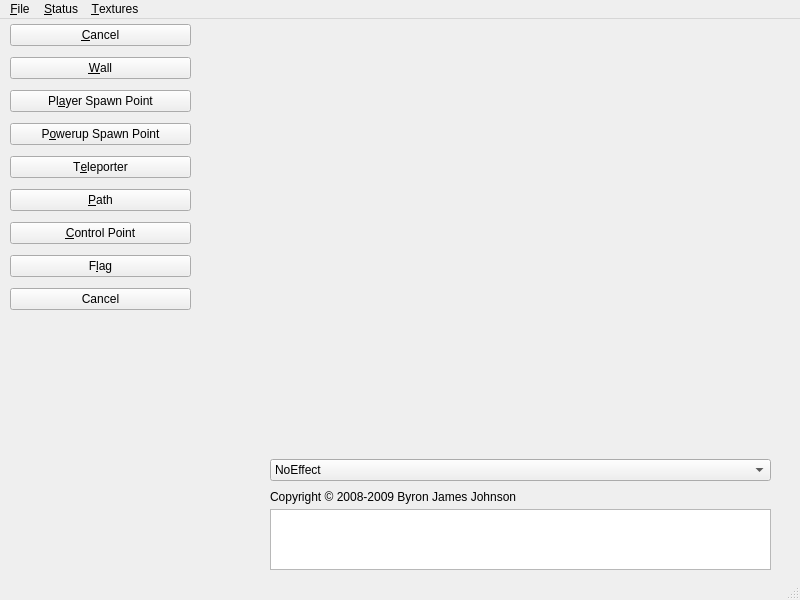
Old version of the form tankbobs-editor/tankbobs-editor.ui in the repository bairyn/tankbobs.
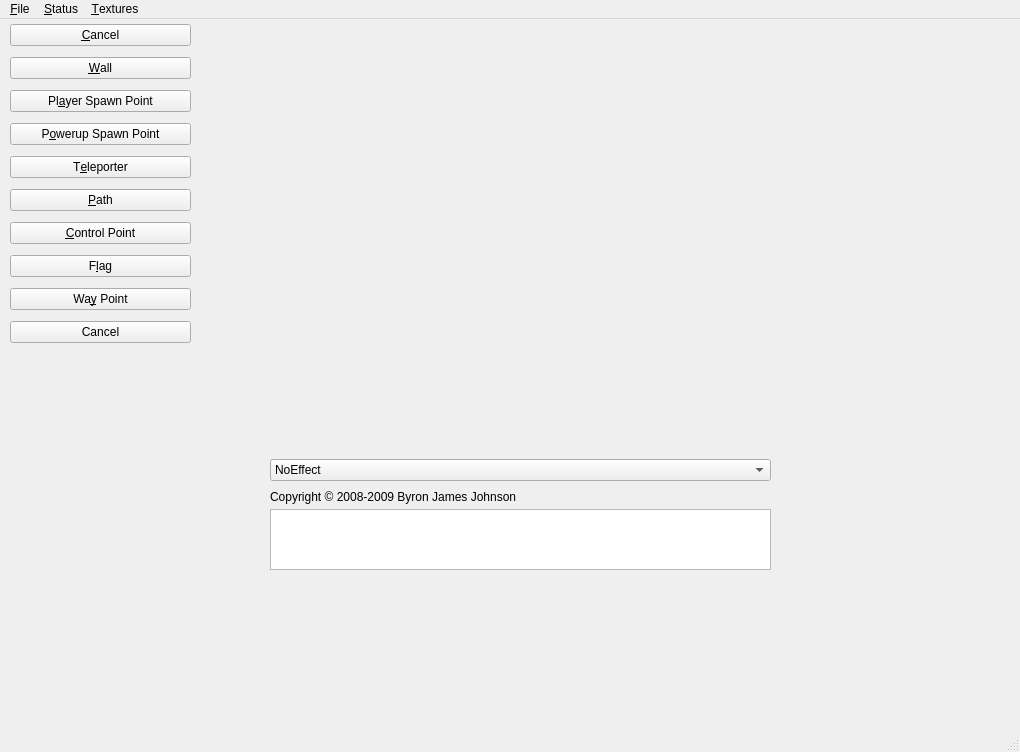
New version of the form. Icons and pictures are not drawn. Custom widgets are drawn as their Qt base class.

What changed in the file:
```diff
--- a/tankbobs-editor/tankbobs-editor.ui
+++ b/tankbobs-editor/tankbobs-editor.ui
@@ -9,8 +9,8 @@
    <rect>
     <x>0</x>
     <y>0</y>
-    <width>800</width>
-    <height>600</height>
+    <width>1020</width>
+    <height>752</height>
    </rect>
   </property>
   <property name="cursor">
@@ -26,7 +26,7 @@
       <x>10</x>
       <y>0</y>
       <width>181</width>
-      <height>299</height>
+      <height>333</height>
      </rect>
     </property>
     <layout class="QVBoxLayout" name="verticalLayout">
@@ -190,6 +190,26 @@
        </property>
       </widget>
      </item>
+     <item>
+      <widget class="QPushButton" name="wayPoint">
+       <property name="cursor">
+        <cursorShape>UpArrowCursor</cursorShape>
+       </property>
+       <property name="text">
+        <string>Wa&amp;y Point</string>
+       </property>
+       <property name="icon">
+        <iconset resource="res.qrc">
+         <normaloff>:/res/icons/a.png</normaloff>:/res/icons/a.png</iconset>
+       </property>
+       <property name="iconSize">
+        <size>
+         <width>12</width>
+         <height>12</height>
+        </size>
+       </property>
+      </widget>
+     </item>
      <item>
       <widget class="QPushButton" name="cancel0">
        <property name="cursor">
@@ -305,7 +325,7 @@
     <rect>
      <x>0</x>
      <y>0</y>
-     <width>800</width>
+     <width>1020</width>
      <height>25</height>
     </rect>
    </property>
```
